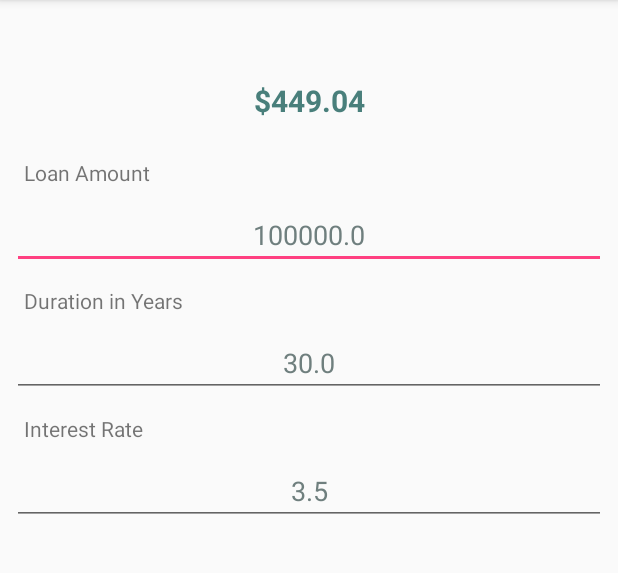
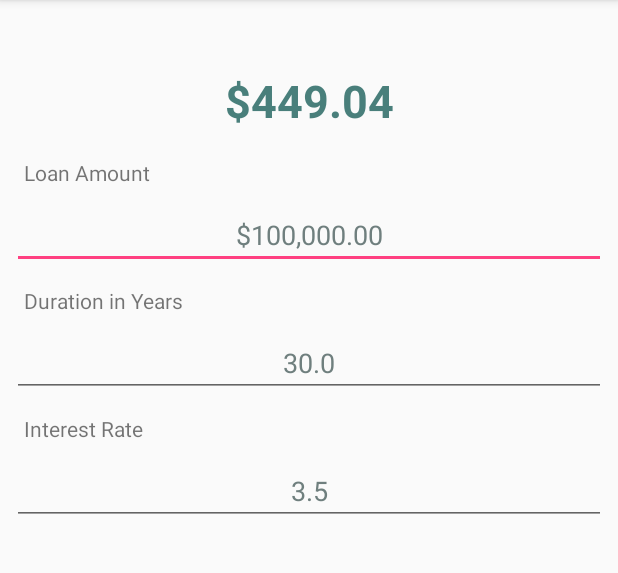
Before and after one commit to PeteGrapentien/MortgageCalculator, an Android app: the screen it shows after launch (CalculatorActivity), on a phone screen of 412 x 824 dp, the part 84-657 px from its top. Run offline under Robolectric (Android 15) with nearby library versions, the phone set to English and light mode, and no system bars.

Commit message:
Added dollar amount for amount

```diff
--- a/app/src/main/java/com/example/pete/mortgagecalculator/CalculatorActivity.java
+++ b/app/src/main/java/com/example/pete/mortgagecalculator/CalculatorActivity.java
@@ -14,9 +14,12 @@ import android.widget.TextView;
 
 import org.w3c.dom.Text;
 
+import java.text.NumberFormat;
+
 public class CalculatorActivity extends AppCompatActivity {
 
     CalculatorViewModel viewModel;
+    NumberFormat formatter = NumberFormat.getCurrencyInstance();
     double amount;
     double interest;
     double duration;
@@ -51,12 +54,12 @@ public class CalculatorActivity extends AppCompatActivity {
 
             @Override
             public void onTextChanged(CharSequence s, int start, int before, int count) {
-
+                resultView.setText(getMortgageResult());
             }
 
             @Override
             public void afterTextChanged(Editable s) {
-                resultView.setText(getMortgageResult());
+
             }
         });
 
@@ -100,15 +103,19 @@ public class CalculatorActivity extends AppCompatActivity {
         amount = 100000;
         interest = 3.5;
         duration = 30;
-        amountField.setText(Double.toString(amount));
+
+        amountField.setText(formatter.format(amount).toString());
         interestField.setText(Double.toString(interest));
         durationField.setText(Double.toString(duration));
         resultView.setText(viewModel.calculateMortgage(amount, interest, duration));
     }
 
     private String getMortgageResult() {
-        if(!amountField.getText().toString().isEmpty()) {
-            amount = Double.valueOf(amountField.getText().toString());
+        String rawAmountString = amountField.getText().toString();
+        rawAmountString = rawAmountString.replaceAll("[$,]", "");
+
+        if(!rawAmountString.isEmpty()) {
+            amount = Double.parseDouble(rawAmountString);
         }
         else {
             amount = 0;
--- a/app/src/main/res/layout/activity_calculator.xml
+++ b/app/src/main/res/layout/activity_calculator.xml
@@ -66,7 +66,7 @@
         android:layout_marginRight="8dp"
         android:gravity="center"
         android:text="Result"
-        android:textSize="20sp"
+        android:textSize="30sp"
         android:textColor="@color/greenGray"
         android:textStyle="bold"
         app:layout_constraintLeft_toLeftOf="parent"
```
